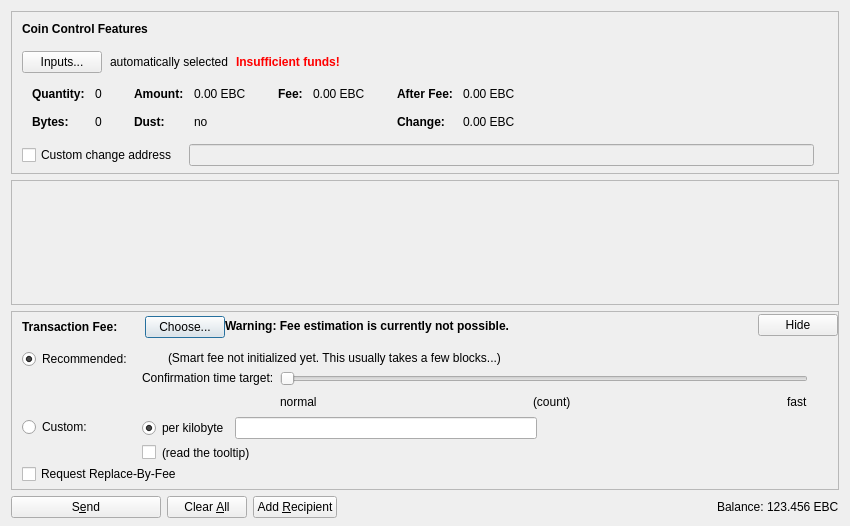
The window that src/qt/forms/sendcoinsdialog.ui (ebitcash/ebitcash) describes before a commit, drawn with Qt 5.
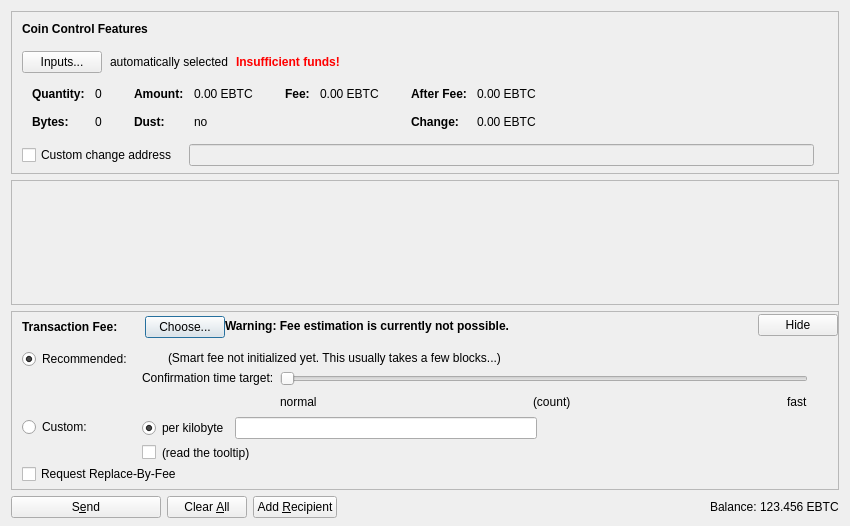
The same window after the commit. Icons and pictures are not drawn. Custom widgets are drawn as their Qt base class.

Patch:
```diff
--- a/src/qt/forms/sendcoinsdialog.ui
+++ b/src/qt/forms/sendcoinsdialog.ui
@@ -324,7 +324,7 @@
                   <enum>Qt::ActionsContextMenu</enum>
                  </property>
                  <property name="text">
-                  <string notr="true">0.00 EBC</string>
+                  <string notr="true">0.00 EBTC</string>
                  </property>
                  <property name="textInteractionFlags">
                   <set>Qt::LinksAccessibleByMouse|Qt::TextSelectableByKeyboard|Qt::TextSelectableByMouse</set>
@@ -404,7 +404,7 @@
                   <enum>Qt::ActionsContextMenu</enum>
                  </property>
                  <property name="text">
-                  <string notr="true">0.00 EBC</string>
+                  <string notr="true">0.00 EBTC</string>
                  </property>
                  <property name="textInteractionFlags">
                   <set>Qt::LinksAccessibleByMouse|Qt::TextSelectableByKeyboard|Qt::TextSelectableByMouse</set>
@@ -455,7 +455,7 @@
                   <enum>Qt::ActionsContextMenu</enum>
                  </property>
                  <property name="text">
-                  <string notr="true">0.00 EBC</string>
+                  <string notr="true">0.00 EBTC</string>
                  </property>
                  <property name="textInteractionFlags">
                   <set>Qt::LinksAccessibleByMouse|Qt::TextSelectableByKeyboard|Qt::TextSelectableByMouse</set>
@@ -484,7 +484,7 @@
                   <enum>Qt::ActionsContextMenu</enum>
                  </property>
                  <property name="text">
-                  <string notr="true">0.00 EBC</string>
+                  <string notr="true">0.00 EBTC</string>
                  </property>
                  <property name="textInteractionFlags">
                   <set>Qt::LinksAccessibleByMouse|Qt::TextSelectableByKeyboard|Qt::TextSelectableByMouse</set>
@@ -1309,7 +1309,7 @@
           <cursorShape>IBeamCursor</cursorShape>
          </property>
          <property name="text">
-          <string notr="true">123.456 EBC</string>
+          <string notr="true">123.456 EBTC</string>
          </property>
          <property name="textInteractionFlags">
           <set>Qt::LinksAccessibleByMouse|Qt::TextSelectableByKeyboard|Qt::TextSelectableByMouse</set>
```
